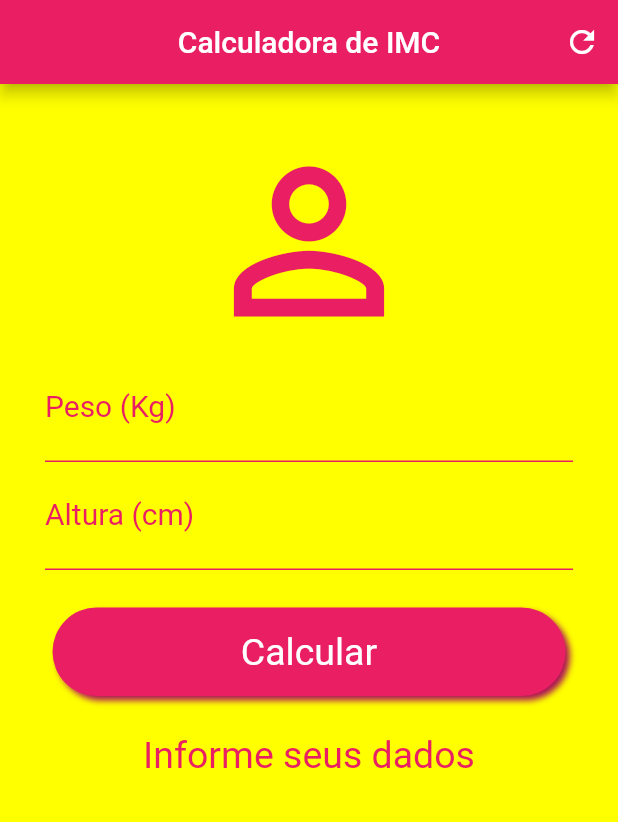
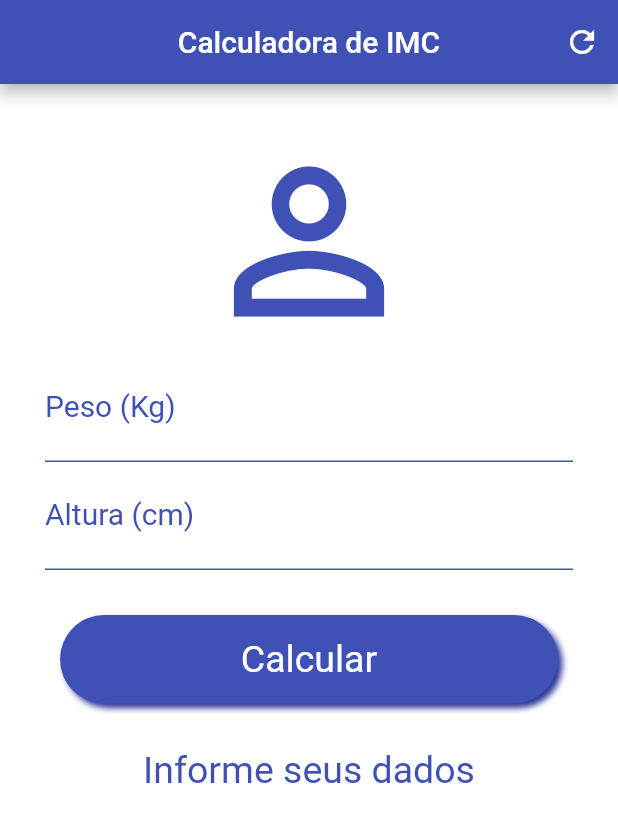
Before and after one commit to jameswsousa/calculoimc, a Flutter app: the screen it shows after launch, on a phone screen of 412 x 824 dp. Shown: the top 822 px of the screen. Run offline on Flutter 3.47's test engine with Material 2 defaults, Android fonts, the phone set to English and light mode, and no system bars.

Commit message:
changes colors

```diff
--- a/lib/main.dart
+++ b/lib/main.dart
@@ -3,7 +3,7 @@ import 'package:flutter/material.dart';
 void main() {
   runApp(MaterialApp(
     debugShowCheckedModeBanner: false,
-    theme: ThemeData(primarySwatch: Colors.pink),
+    theme: ThemeData(primarySwatch: Colors.indigo),
     home: HomeWidget(),
   ));
 }
@@ -47,11 +47,11 @@ class _HomeWidgetState extends State<HomeWidget> {
   @override
   Widget build(BuildContext context) {
     return Scaffold(
-      backgroundColor: Colors.yellowAccent,
+      backgroundColor: Colors.white,
       appBar: AppBar(
         centerTitle: true,
         title: Text("Calculadora de IMC"),
-        backgroundColor: Colors.pink,
+        backgroundColor: Colors.indigo,
         actions: <Widget>[
           IconButton(
             icon: Icon(Icons.refresh),
@@ -72,10 +72,10 @@ class _HomeWidgetState extends State<HomeWidget> {
                 Icon(
                   Icons.person_outline,
                   size: 150,
-                  color: Colors.pink,
+                  color: Colors.indigo,
                 ),
                 TextFormField(
-                  cursorColor: Colors.pink,
+                  cursorColor: Colors.indigo,
                   validator: (value) {
                     if (value.isEmpty) {
                       return "Insira seu peso";
@@ -85,18 +85,18 @@ class _HomeWidgetState extends State<HomeWidget> {
                   keyboardType: TextInputType.number,
                   autofocus: false,
                   textAlign: TextAlign.center,
-                  style: TextStyle(color: Colors.pink, fontSize: 25),
+                  style: TextStyle(color: Colors.indigo, fontSize: 25),
                   decoration: InputDecoration(
                       hintText: "Digite seu peso",
-                      hintStyle: TextStyle(color: Colors.pink[200]),
+                      hintStyle: TextStyle(color: Colors.indigo[200]),
                       enabledBorder: UnderlineInputBorder(
-                          borderSide: BorderSide(color: Colors.pink)),
+                          borderSide: BorderSide(color: Colors.indigo)),
                       focusedBorder: UnderlineInputBorder(
-                          borderSide: BorderSide(color: Colors.pink)),
+                          borderSide: BorderSide(color: Colors.indigo)),
                       border: UnderlineInputBorder(
-                          borderSide: BorderSide(color: Colors.pink)),
+                          borderSide: BorderSide(color: Colors.indigo)),
                       labelText: "Peso (Kg)",
-                      labelStyle: TextStyle(color: Colors.pink, fontSize: 20)),
+                      labelStyle: TextStyle(color: Colors.indigo, fontSize: 20)),
                 ),
                 TextFormField(
                   validator: (value) {
@@ -109,19 +109,19 @@ class _HomeWidgetState extends State<HomeWidget> {
 
                   autofocus: false,
                   textAlign: TextAlign.center,
-                  cursorColor: Colors.pink,
-                  style: TextStyle(color: Colors.pink, fontSize: 25),
+                  cursorColor: Colors.indigo,
+                  style: TextStyle(color: Colors.indigo, fontSize: 25),
                   decoration: InputDecoration(
                       hintText: "Digite sua altura(em cm)",
-                      hintStyle: TextStyle(color: Colors.pink[200]),
+                      hintStyle: TextStyle(color: Colors.indigo[200]),
                       enabledBorder: UnderlineInputBorder(
-                          borderSide: BorderSide(color: Colors.pink)),
+                          borderSide: BorderSide(color: Colors.indigo)),
                       focusedBorder: UnderlineInputBorder(
-                          borderSide: BorderSide(color: Colors.pink)),
+                          borderSide: BorderSide(color: Colors.indigo)),
                       border: UnderlineInputBorder(
-                          borderSide: BorderSide(color: Colors.pink)),
+                          borderSide: BorderSide(color: Colors.indigo)),
                       labelText: "Altura (cm)",
-                      labelStyle: TextStyle(color: Colors.pink, fontSize: 20)),
+                      labelStyle: TextStyle(color: Colors.indigo, fontSize: 20)),
                 ),
                 SizedBox(
                   height: 20,
@@ -133,12 +133,12 @@ class _HomeWidgetState extends State<HomeWidget> {
                     }
                   },
                   child: Container(
-                    margin: EdgeInsets.all(5),
+                    margin: EdgeInsets.all(10),
                     alignment: Alignment.center,
                     decoration: BoxDecoration(
                       borderRadius: BorderRadius.circular(30),
-                      boxShadow: <BoxShadow>[BoxShadow(offset: Offset(3, 3), blurRadius: 3,color: Colors.pink[800])],
-                      color: Colors.pink,
+                      boxShadow: <BoxShadow>[BoxShadow(offset: Offset(3, 3), blurRadius: 3,color: Colors.indigo[800])],
+                      color: Colors.indigo,
                     ),
                     padding: EdgeInsets.symmetric(vertical: 15, horizontal: 20),
                     child: Text(
@@ -152,7 +152,7 @@ class _HomeWidgetState extends State<HomeWidget> {
                 ),
                 Text(
                   _infoText,
-                  style: TextStyle(fontSize: 25, color: Colors.pink),
+                  style: TextStyle(fontSize: 25, color: Colors.indigo),
                   textAlign: TextAlign.center,
                 )
               ],
```
